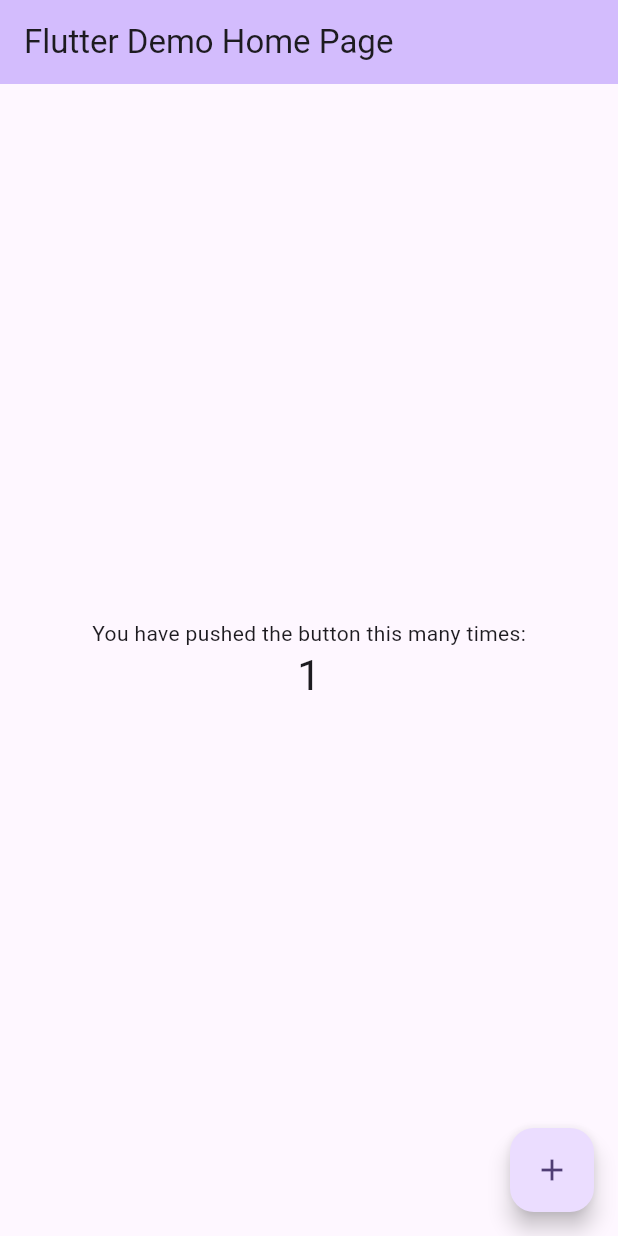
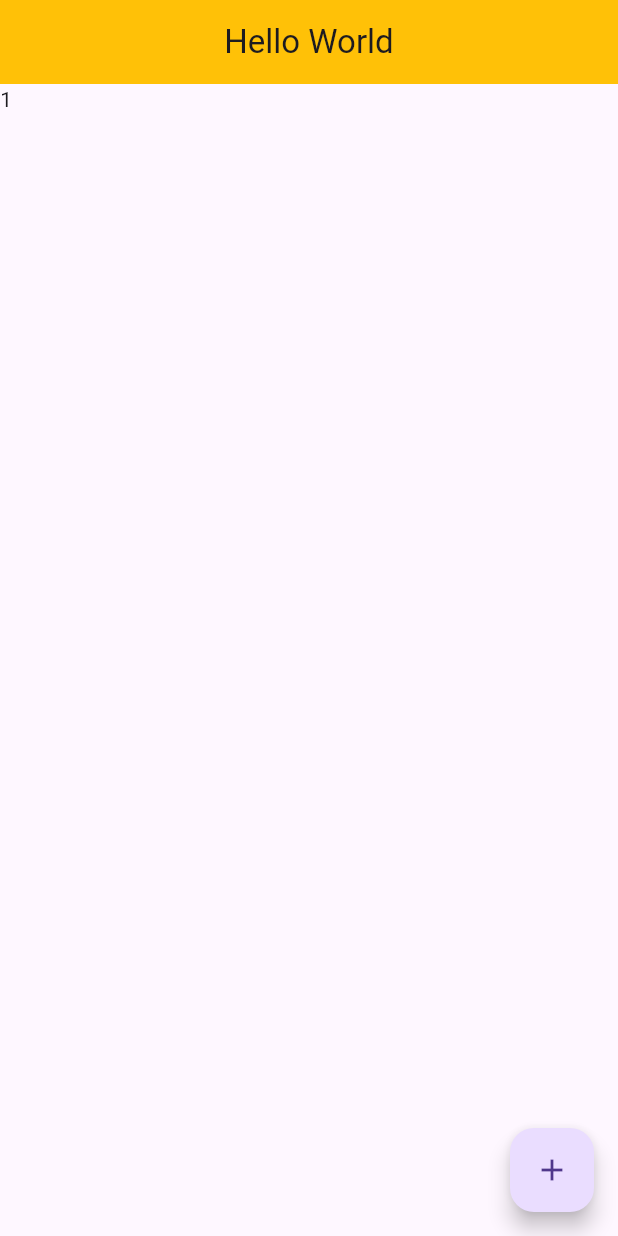
Before and after one commit to sajeeIfonix/flutter_tutorial_pics, a Flutter app: the screen it shows after launch, after a tap on the "add" icon, on a phone screen of 412 x 824 dp. Run offline on Flutter 3.47's test engine with Material 3 defaults, Android fonts, the phone set to English and light mode, and no system bars.

Commit message:
basic stateful widget

```diff
--- a/lib/main.dart
+++ b/lib/main.dart
@@ -1,125 +1,10 @@
+// Import a helper library from flutter to get content on screen
 import 'package:flutter/material.dart';
 
+import 'src/app.dart';
+
+// Define a 'main' function to run when our app starts
 void main() {
-  runApp(const MyApp());
+// Render text widget on screen
+  runApp(const App());
 }
-
-class MyApp extends StatelessWidget {
-  const MyApp({super.key});
-
-  // This widget is the root of your application.
-  @override
-  Widget build(BuildContext context) {
-    return MaterialApp(
-      title: 'Flutter Demo',
-      theme: ThemeData(
-        // This is the theme of your application.
-        //
-        // TRY THIS: Try running your application with "flutter run". You'll see
-        // the application has a purple toolbar. Then, without quitting the app,
-        // try changing the seedColor in the colorScheme below to Colors.green
-        // and then invoke "hot reload" (save your changes or press the "hot
-        // reload" button in a Flutter-supported IDE, or press "r" if you used
-        // the command line to start the app).
-        //
-        // Notice that the counter didn't reset back to zero; the application
-        // state is not lost during the reload. To reset the state, use hot
-        // restart instead.
-        //
-        // This works for code too, not just values: Most code changes can be
-        // tested with just a hot reload.
-        colorScheme: ColorScheme.fromSeed(seedColor: Colors.deepPurple),
-        useMaterial3: true,
-      ),
-      home: const MyHomePage(title: 'Flutter Demo Home Page'),
-    );
-  }
-}
-
-class MyHomePage extends StatefulWidget {
-  const MyHomePage({super.key, required this.title});
-
-  // This widget is the home page of your application. It is stateful, meaning
-  // that it has a State object (defined below) that contains fields that affect
-  // how it looks.
-
-  // This class is the configuration for the state. It holds the values (in this
-  // case the title) provided by the parent (in this case the App widget) and
-  // used by the build method of the State. Fields in a Widget subclass are
-  // always marked "final".
-
-  final String title;
-
-  @override
-  State<MyHomePage> createState() => _MyHomePageState();
-}
-
-class _MyHomePageState extends State<MyHomePage> {
-  int _counter = 0;
-
-  void _incrementCounter() {
-    setState(() {
-      // This call to setState tells the Flutter framework that something has
-      // changed in this State, which causes it to rerun the build method below
-      // so that the display can reflect the updated values. If we changed
-      // _counter without calling setState(), then the build method would not be
-      // called again, and so nothing would appear to happen.
-      _counter++;
-    });
-  }
-
-  @override
-  Widget build(BuildContext context) {
-    // This method is rerun every time setState is called, for instance as done
-    // by the _incrementCounter method above.
-    //
-    // The Flutter framework has been optimized to make rerunning build methods
-    // fast, so that you can just rebuild anything that needs updating rather
-    // than having to individually change instances of widgets.
-    return Scaffold(
-      appBar: AppBar(
-        // TRY THIS: Try changing the color here to a specific color (to
-        // Colors.amber, perhaps?) and trigger a hot reload to see the AppBar
-        // change color while the other colors stay the same.
-        backgroundColor: Theme.of(context).colorScheme.inversePrimary,
-        // Here we take the value from the MyHomePage object that was created by
-        // the App.build method, and use it to set our appbar title.
-        title: Text(widget.title),
-      ),
-      body: Center(
-        // Center is a layout widget. It takes a single child and positions it
-        // in the middle of the parent.
-        child: Column(
-          // Column is also a layout widget. It takes a list of children and
-          // arranges them vertically. By default, it sizes itself to fit its
-          // children horizontally, and tries to be as tall as its parent.
-          //
-          // Column has various properties to control how it sizes itself and
-          // how it positions its children. Here we use mainAxisAlignment to
-          // center the children vertically; the main axis here is the vertical
-          // axis because Columns are vertical (the cross axis would be
-          // horizontal).
-          //
-          // TRY THIS: Invoke "debug painting" (choose the "Toggle Debug Paint"
-          // action in the IDE, or press "p" in the console), to see the
-          // wireframe for each widget.
-          mainAxisAlignment: MainAxisAlignment.center,
-          children: <Widget>[
-            const Text(
-              'You have pushed the button this many times:',
-            ),
-            Text(
-              '$_counter',
-              style: Theme.of(context).textTheme.headlineMedium,
-            ),
-          ],
-        ),
-      ),
-      floatingActionButton: FloatingActionButton(
-        onPressed: _incrementCounter,
-        tooltip: 'Increment',
-        child: const Icon(Icons.add),
-      ), // This trailing comma makes auto-formatting nicer for build methods.
-    );
-  }
-}
--- /dev/null
+++ b/lib/src/app.dart
@@ -0,0 +1,42 @@
+// custom widget
+
+// import flutter helper library
+import 'package:flutter/material.dart';
+import 'dart:developer';
+
+/*create a class that will be our custom widget.
+This custom widget must extend the 'StatelessWidget' base class*/
+class App extends StatefulWidget {
+  const App({super.key});
+
+  @override
+  State<App> createState() => _AppState();
+}
+
+class _AppState extends State<App> {
+  // instance variables to track state of the widget
+  int counter = 0;
+
+/*Must define a 'build' method that returns the widget that will be rendered*/
+  @override
+  Widget build(BuildContext context) {
+    return MaterialApp(
+        home: Scaffold(
+      appBar: AppBar(
+        title: const Text("Hello World"),
+        backgroundColor: Colors.amber,
+        centerTitle: true,
+      ),
+      body: Text('$counter'),
+      floatingActionButton: FloatingActionButton(
+        child: const Icon(Icons.add),
+        onPressed: () {
+          setState(() {
+            counter++;
+          });
+          log('FAB pressed');
+        },
+      ),
+    ));
+  }
+}
```
